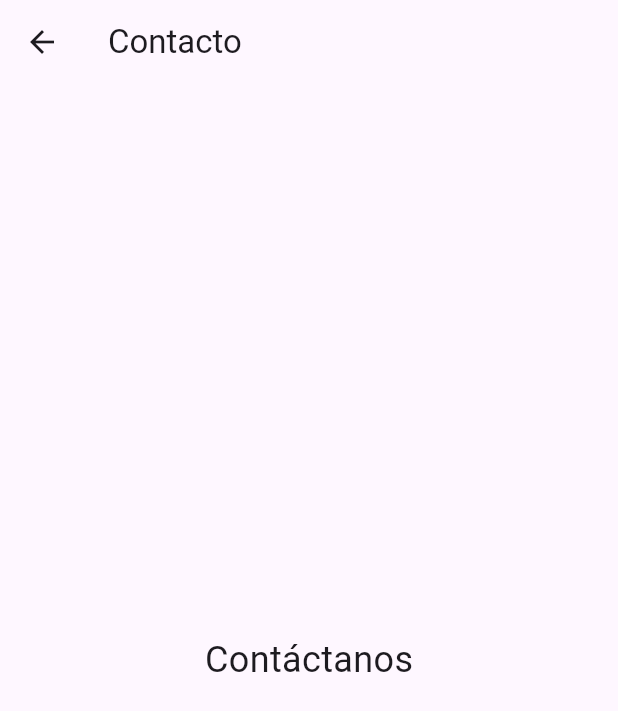
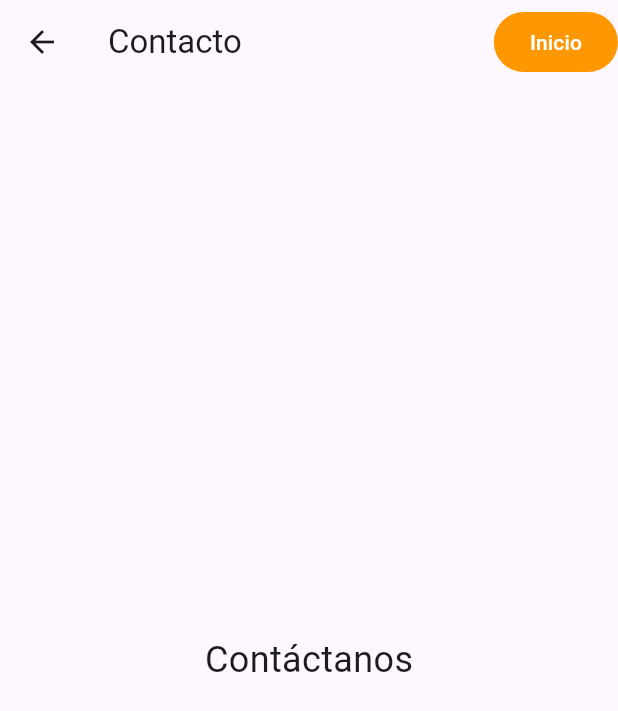
Before and after one commit to martin3093/manazco-flutter-002, a Flutter app: the ContactoScreen screen opened directly, on a phone screen of 412 x 824 dp. Shown: the top 711 px of the screen. Run offline on Flutter 3.47's test engine with Material 3 defaults, Android fonts, the phone set to English and light mode, and no system bars.

Commit message:
Prompt 4: Implementar el botón de regreso
Se modifica la aplicación con tres pantallas para que las pantallas 'Acerca de' y 'Contacto' tengan un botón en la AppBar para regresar a 'Inicio'
Se utiliza Navigator.pop

Se agrega Botones en la AppBar de 'Acerca de' y 'Contacto' que regresan a 'Inicio'
El pop elimina la pantalla actual de la pila y regresa a la anterior

```diff
--- a/lib/screens/contacto_screen.dart
+++ b/lib/screens/contacto_screen.dart
@@ -6,7 +6,22 @@ class ContactoScreen extends StatelessWidget {
   @override
   Widget build(BuildContext context) {
     return Scaffold(
-      appBar: AppBar(title: const Text('Contacto')),
+      appBar: AppBar(
+        title: const Text('Contacto'),
+        actions: [
+          ElevatedButton(
+            onPressed: () {
+              Navigator.pop(context); // Regresa a la pantalla anterior
+            },
+            style: ElevatedButton.styleFrom(
+              backgroundColor: Colors.orange, // Color de fondo del botón
+              foregroundColor: Colors.white, // Color del texto
+              elevation: 0, // Sin sombra para que combine con la AppBar
+            ),
+            child: const Text('Inicio'),
+          ),
+        ],
+      ),
       body: const Center(
         child: Text('Contáctanos', style: TextStyle(fontSize: 24)),
       ),
```
Also changed, not shown: lib/screens/acerca_de_screen.dart (+16 -1 lines), lib/screens/home_screen.dart (+3 -16 lines), lib/screens/inicio_screen.dart (+38 -2 lines).
